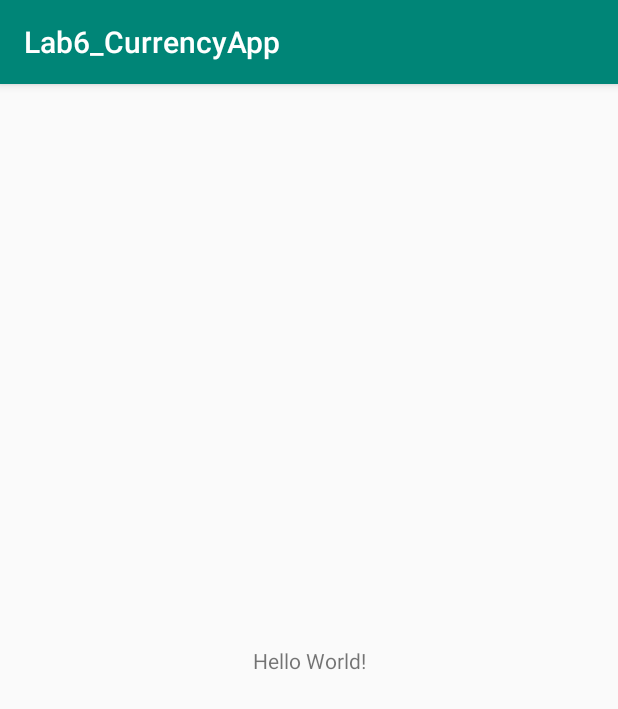
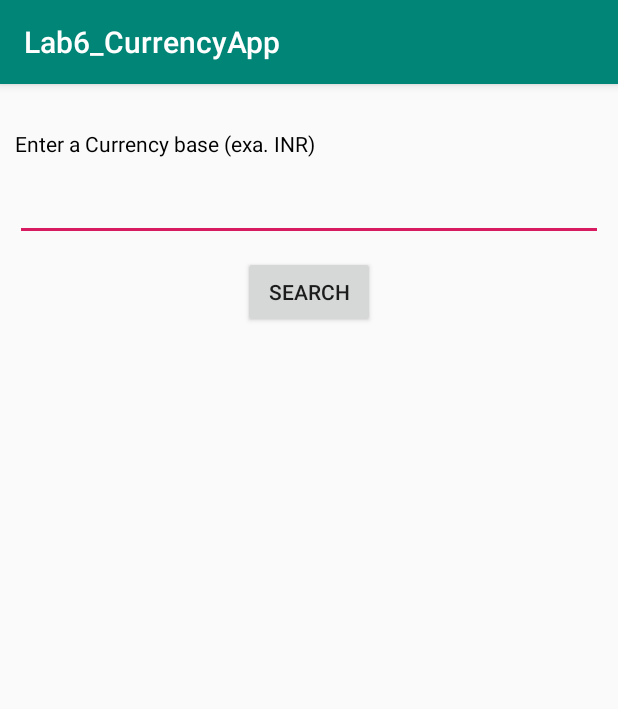
Before and after one commit to chintan97/Android_Lab_6, an Android app: the screen it shows after launch (MainActivity), on a phone screen of 412 x 824 dp. Shown: the top 709 px of the screen. Run offline under Robolectric (Android 15) with nearby library versions, the phone set to English and light mode, and no system bars; our stand-ins replace Volley.

Commit message:
Completed App

```diff
--- a/Android_App/app/build.gradle
+++ b/Android_App/app/build.gradle
@@ -25,4 +25,5 @@ dependencies {
     testImplementation 'junit:junit:4.12'
     androidTestImplementation 'com.android.support.test:runner:1.0.2'
     androidTestImplementation 'com.android.support.test.espresso:espresso-core:3.0.2'
+    implementation 'com.android.volley:volley:1.1.0'
 }
--- a/Android_App/app/src/main/AndroidManifest.xml
+++ b/Android_App/app/src/main/AndroidManifest.xml
@@ -1,6 +1,10 @@
 <?xml version="1.0" encoding="utf-8"?>
 <manifest xmlns:android="http://schemas.android.com/apk/res/android"
     package="com.example.lab6_currencyapp">
+
+    <uses-permission android:name="android.permission.INTERNET" />
+    <uses-permission android:name="android.permission.READ_EXTERNAL_STORAGE" />
+    <uses-permission android:name="android.permission.WRITE_EXTERNAL_STORAGE"/>
 
     <application
         android:allowBackup="true"
--- /dev/null
+++ b/Android_App/app/src/main/java/com/example/lab6_currencyapp/CurrencyAdapter.java
@@ -0,0 +1,41 @@
+package com.example.lab6_currencyapp;
+
+import android.content.Context;
+import android.view.LayoutInflater;
+import android.view.View;
+import android.view.ViewGroup;
+import android.widget.ArrayAdapter;
+import android.widget.TextView;
+
+import java.util.ArrayList;
+
+public class CurrencyAdapter extends ArrayAdapter<CurrencyItem> {
+    private ArrayList<CurrencyItem> currencyList;
+
+    public CurrencyAdapter (Context context, int textViewResourseId, ArrayList<CurrencyItem> currencyList){
+        super(context, textViewResourseId, currencyList);
+        this.currencyList = currencyList;
+    }
+
+    public View getView(int position, View convertView, ViewGroup parent){
+        View v = convertView;
+
+        // check if view is null. If it is bull, show it
+        if (v == null){
+            LayoutInflater inflater = (LayoutInflater) getContext().getSystemService(Context.LAYOUT_INFLATER_SERVICE);
+            v = inflater.inflate(R.layout.list_item, null);
+        }
+
+        CurrencyItem i = currencyList.get(position);
+
+        if (i != null){
+            TextView tvBase = v.findViewById(R.id.tvBase);
+            TextView tvValue = v.findViewById(R.id.tvValue);
+
+            tvBase.setText(i.getBase());
+            tvValue.setText(String.valueOf(i.getValue()));
+        }
+
+        return v;
+    }
+}
--- a/Android_App/app/src/main/java/com/example/lab6_currencyapp/MainActivity.java
+++ b/Android_App/app/src/main/java/com/example/lab6_currencyapp/MainActivity.java
@@ -1,13 +1,109 @@
 package com.example.lab6_currencyapp;
 
+import android.content.Context;
 import android.support.v7.app.AppCompatActivity;
 import android.os.Bundle;
+import android.text.TextUtils;
+import android.view.View;
+import android.view.inputmethod.InputMethod;
+import android.view.inputmethod.InputMethodManager;
+import android.widget.Button;
+import android.widget.EditText;
+import android.widget.ListView;
+import android.widget.Toast;
+
+import com.android.volley.Request;
+import com.android.volley.Response;
+import com.android.volley.VolleyError;
+import com.android.volley.toolbox.JsonObjectRequest;
+
+import org.json.JSONException;
+import org.json.JSONObject;
+
+import java.util.ArrayList;
 
 public class MainActivity extends AppCompatActivity {
+
+    private EditText etEnterCurrency;
+    private String baseCurrency;
+    private ArrayList<CurrencyItem> currencyList;
+    private CurrencyAdapter adapter;
+    private Runnable runnable;
 
     @Override
     protected void onCreate(Bundle savedInstanceState) {
         super.onCreate(savedInstanceState);
         setContentView(R.layout.activity_main);
+
+        ListView lvCurrencies = findViewById(R.id.lvCurrencies);
+        etEnterCurrency = findViewById(R.id.etEnterCurrency);
+        Button btnSearch = findViewById(R.id.btnSearch);
+        currencyList = new ArrayList<>();
+
+        adapter = new CurrencyAdapter(this, R.layout.list_item, currencyList);
+        lvCurrencies.setAdapter(adapter);
+
+        btnSearch.setOnClickListener(new View.OnClickListener() {
+            @Override
+            public void onClick(View v) {
+                baseCurrency = etEnterCurrency.getText().toString();
+
+                runnable = new Runnable() {
+                    @Override
+                    public void run() {
+                        getCurrencies();
+                    }
+                };
+
+                Thread thread = new Thread(null, runnable, "backgound");
+                thread.start();
+
+                InputMethodManager inputManager = (InputMethodManager) getSystemService(Context.INPUT_METHOD_SERVICE);
+
+                inputManager.hideSoftInputFromWindow(getCurrentFocus().getWindowToken(), InputMethodManager.HIDE_NOT_ALWAYS);
+            }
+        });
+    }
+
+    public void getCurrencies(){
+        final String baseUrl = "https://api.exchangeratesapi.io/latest?base=";
+
+        // Append user inputs
+        String urlWithBase = baseUrl.concat(TextUtils.isEmpty(baseCurrency) ? "USD" : baseCurrency);
+
+        final JsonObjectRequest request = new JsonObjectRequest(
+                Request.Method.GET,
+                urlWithBase,
+                null,
+                new Response.Listener<JSONObject>() {
+                    @Override
+                    public void onResponse(JSONObject response) {
+                        Toast.makeText(getApplicationContext(), "Request successful!", Toast.LENGTH_SHORT).show();
+                        try {
+                            response = response.getJSONObject("rates");
+                            currencyList.clear();
+
+                            // set array
+                            for (int i = 0; i < response.names().length(); i++) {
+                                String key = response.names().getString(i);
+                                double value = Double.parseDouble(response.get(response.names().getString(i)).toString());
+                                currencyList.add(new CurrencyItem(key, value));
+                            }
+
+                            adapter.notifyDataSetChanged();
+                        } catch (JSONException e) {
+                            e.printStackTrace();
+                        }
+                    }
+                }, new Response.ErrorListener() {
+            @Override
+            public void onErrorResponse(VolleyError error) {
+                error.printStackTrace();
+                Toast.makeText(getApplicationContext(), "Error while retrieving data!", Toast.LENGTH_SHORT).show();
+            }
+        }
+        );
+
+        RequestQueueSingleton.getInstance(getApplicationContext()).addToRequestQueue(request);
     }
 }
--- a/Android_App/app/src/main/res/layout/activity_main.xml
+++ b/Android_App/app/src/main/res/layout/activity_main.xml
@@ -1,18 +1,52 @@
 <?xml version="1.0" encoding="utf-8"?>
-<android.support.constraint.ConstraintLayout xmlns:android="http://schemas.android.com/apk/res/android"
-    xmlns:app="http://schemas.android.com/apk/res-auto"
+<RelativeLayout xmlns:android="http://schemas.android.com/apk/res/android"
     xmlns:tools="http://schemas.android.com/tools"
     android:layout_width="match_parent"
     android:layout_height="match_parent"
     tools:context=".MainActivity">
 
     <TextView
+        android:id="@+id/lblEnterCurrency"
+        android:labelFor="@+id/etEnterCurrency"
+        android:layout_marginTop="30sp"
         android:layout_width="wrap_content"
         android:layout_height="wrap_content"
-        android:text="Hello World!"
-        app:layout_constraintBottom_toBottomOf="parent"
-        app:layout_constraintLeft_toLeftOf="parent"
-        app:layout_constraintRight_toRightOf="parent"
-        app:layout_constraintTop_toTopOf="parent" />
+        android:textColor="@color/colorBlack"
+        android:text="@string/main_enter_currency"
+        android:layout_alignParentStart="true"
+        android:layout_marginStart="10sp"/>
 
-</android.support.constraint.ConstraintLayout>
+    <EditText
+        android:id="@+id/etEnterCurrency"
+        android:layout_width="match_parent"
+        android:layout_height="wrap_content"
+        android:ems="10"
+        android:inputType="textPersonName"
+        android:layout_centerHorizontal="true"
+        android:layout_margin="10sp"
+        android:layout_below="@id/lblEnterCurrency"/>
+
+    <Button
+        android:id="@+id/btnSearch"
+        android:layout_width="wrap_content"
+        android:layout_height="wrap_content"
+        android:layout_below="@id/etEnterCurrency"
+        android:layout_centerHorizontal="true"
+        android:text="@string/btn_search"/>
+
+    <ListView
+        android:id="@+id/lvCurrencies"
+        android:layout_width="match_parent"
+        android:layout_height="wrap_content"
+        android:layout_below="@id/btnSearch"
+        android:layout_centerHorizontal="true"
+        android:layout_marginTop="35sp"
+        android:layout_marginBottom="5sp"
+        android:layout_marginStart="2sp"
+        android:layout_marginEnd="2sp"
+        android:divider="@null"
+        android:dividerHeight="0dp">
+
+    </ListView>
+
+</RelativeLayout>
--- a/Android_App/app/src/main/res/values/colors.xml
+++ b/Android_App/app/src/main/res/values/colors.xml
@@ -3,4 +3,6 @@
     <color name="colorPrimary">#008577</color>
     <color name="colorPrimaryDark">#00574B</color>
     <color name="colorAccent">#D81B60</color>
+    <color name="colorWhite">#FFFFFF</color>
+    <color name="colorBlack">#000000</color>
 </resources>
--- a/Android_App/app/src/main/res/values/strings.xml
+++ b/Android_App/app/src/main/res/values/strings.xml
@@ -1,3 +1,5 @@
 <resources>
     <string name="app_name">Lab6_CurrencyApp</string>
+    <string name="main_enter_currency">Enter a Currency base (exa. INR)</string>
+    <string name="btn_search">Search</string>
 </resources>
```
Also changed, not shown: Android_App/app/src/main/java/com/example/lab6_currencyapp/CurrencyItem.java (added, +19 -0 lines), Android_App/app/src/main/java/com/example/lab6_currencyapp/RequestQueueSingleton.java (added, +37 -0 lines), Android_App/app/src/main/res/layout/list_item.xml (added, +26 -0 lines).
